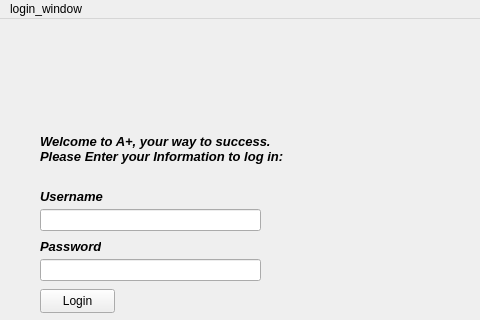
This is mainwindow.ui in Dalia0Hassan/AUC-UCMS as Qt 5 draws it before an edit; both pictures show x 0 to 480 and y 0 to 320 of the 734 by 500 pixel window. The edited form follows.
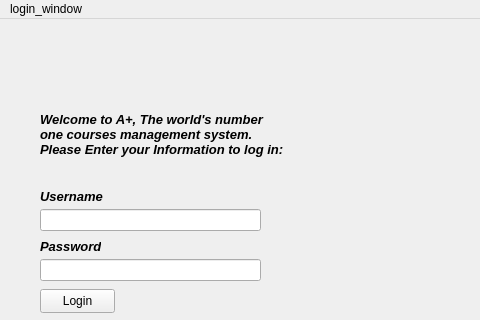
This is the edited form.

Commit message: Handled dropping of course (#16)

```diff
--- a/mainwindow.ui
+++ b/mainwindow.ui
@@ -119,13 +119,13 @@
     <property name="geometry">
      <rect>
       <x>40</x>
-      <y>110</y>
+      <y>80</y>
       <width>271</width>
-      <height>41</height>
+      <height>71</height>
      </rect>
     </property>
     <property name="text">
-     <string>&lt;html&gt;&lt;head/&gt;&lt;body&gt;&lt;p&gt;&lt;span style=&quot; font-size:10pt; font-weight:700; font-style:italic; color:#000000;&quot;&gt;Welcome to A+, your way to success.&lt;br/&gt;Please Enter your Information to log in:&lt;/span&gt;&lt;/p&gt;&lt;/body&gt;&lt;/html&gt;</string>
+     <string>&lt;html&gt;&lt;head/&gt;&lt;body&gt;&lt;p&gt;&lt;span style=&quot; font-size:10pt; font-weight:700; font-style:italic; color:#000000;&quot;&gt;Welcome to A+, The world's number &lt;br/&gt;one courses management system.&lt;br/&gt;Please Enter your Information to log in:&lt;/span&gt;&lt;/p&gt;&lt;/body&gt;&lt;/html&gt;</string>
     </property>
    </widget>
   </widget>
```
The commit also changes 23 other files.
